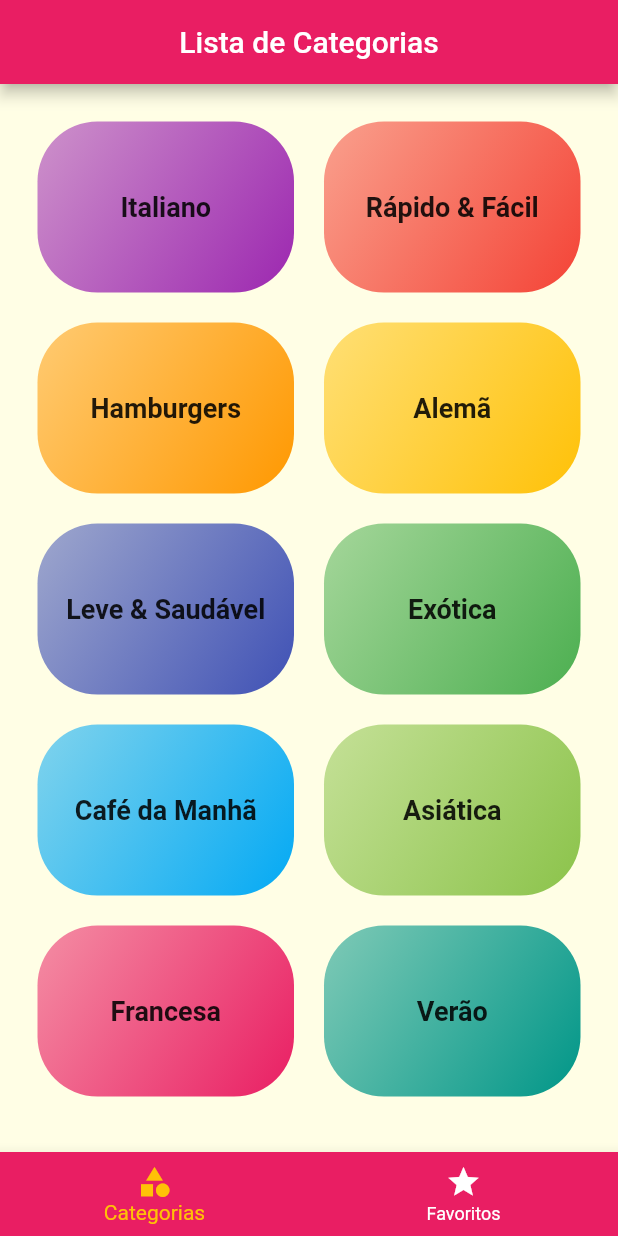
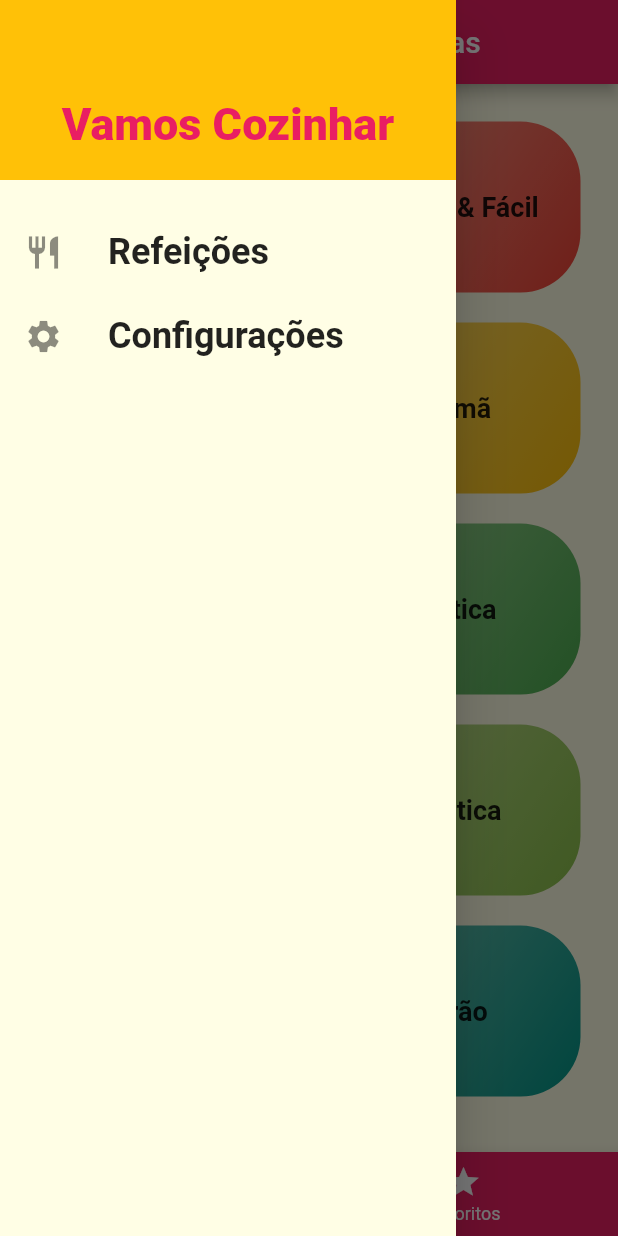
Before and after one commit to alefbispo/food_recipes, a Flutter app: the screen it shows after launch, with the side drawer open (before the commit the screen has no drawer), on a phone screen of 412 x 824 dp. Run offline on Flutter 3.47's test engine with Material 2 defaults, Android fonts, the phone set to English and light mode, and no system bars.

```diff
--- /dev/null
+++ b/lib/components/main_drower.dart
@@ -0,0 +1,50 @@
+import 'package:flutter/material.dart';
+
+class MainDrawer extends StatelessWidget {
+  const MainDrawer({Key? key}) : super(key: key);
+
+  Widget _createItem(IconData icon, String label, Function onTap) {
+    return ListTile(
+      leading: Icon(
+        icon,
+        size: 26,
+      ),
+      title: Text(
+        label,
+        style: const TextStyle(
+          fontSize: 24,
+          fontWeight: FontWeight.bold,
+        ),
+      ),
+      onTap: onTap(),
+    );
+  }
+
+  @override
+  Widget build(BuildContext context) {
+    return Drawer(
+      child: Column(
+        children: [
+          Container(
+            height: 120,
+            width: double.infinity,
+            color: Theme.of(context).colorScheme.secondary,
+            padding: const EdgeInsets.all(20),
+            alignment: Alignment.bottomCenter,
+            child: Text(
+              'Vamos Cozinhar',
+              style: TextStyle(
+                fontWeight: FontWeight.w900,
+                color: Theme.of(context).colorScheme.primary,
+                fontSize: 30,
+              ),
+            ),
+          ),
+          const SizedBox(height: 20),
+          _createItem(Icons.restaurant, 'Refeições', () {}),
+          _createItem(Icons.settings, 'Configurações', () {}),
+        ],
+      ),
+    );
+  }
+}
--- a/lib/screens/tabs_screen.dart
+++ b/lib/screens/tabs_screen.dart
@@ -1,4 +1,5 @@
 import 'package:flutter/material.dart';
+import 'package:food_recipes/components/main_drower.dart';
 import 'package:food_recipes/screens/categories_screen.dart';
 import 'package:food_recipes/screens/favorite_screen.dart';
 
@@ -33,6 +34,7 @@ class _TabsScreenState extends State<TabsScreen> {
         title: Center(child: Text(_titles[_selectedScreenIndex])),
       ),
       body: _screens[_selectedScreenIndex],
+      drawer: const MainDrawer(),
       bottomNavigationBar: BottomNavigationBar(
         onTap: _selectSceen,
         unselectedItemColor: Colors.white,
```
